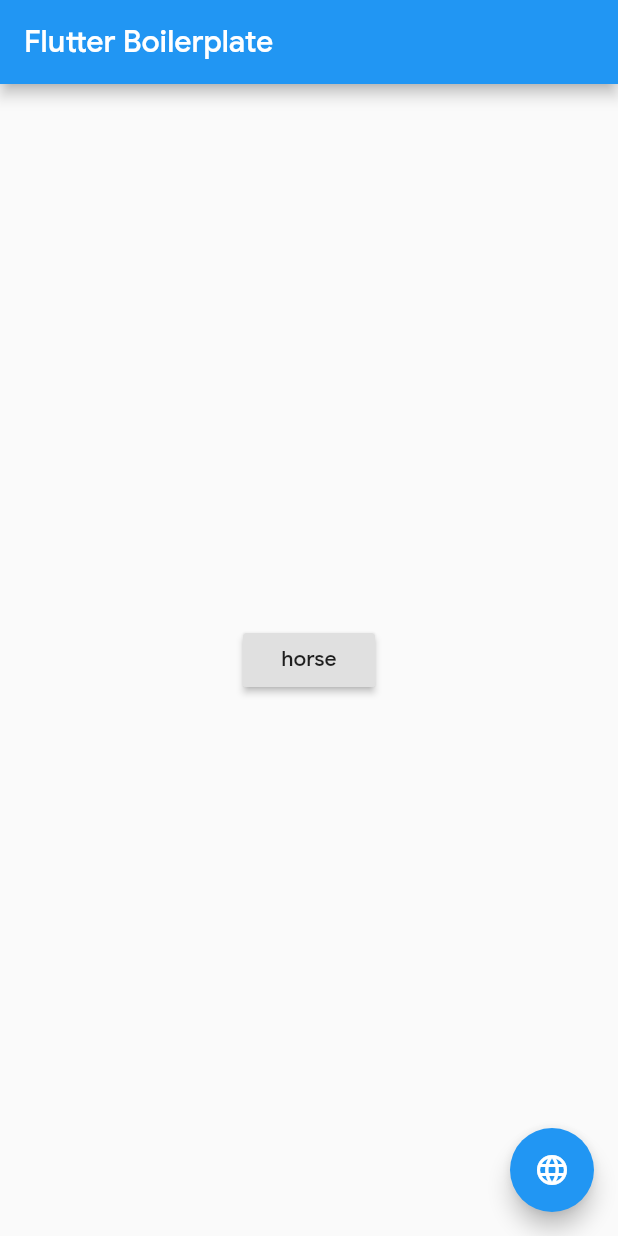
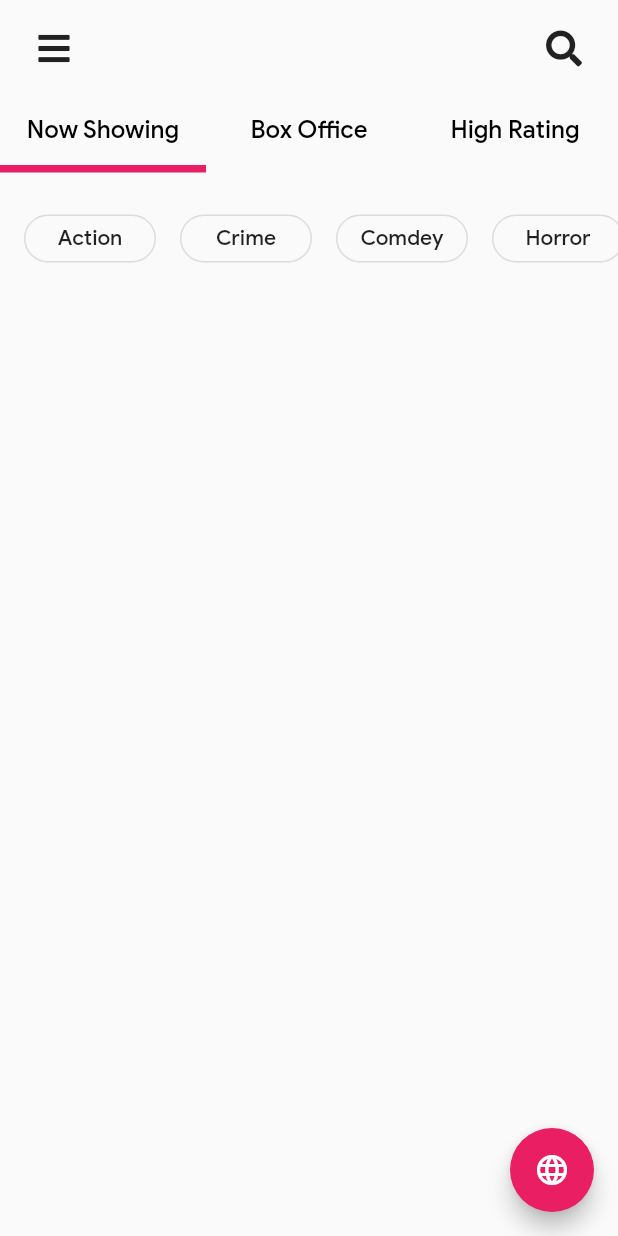
Before and after one commit to Chunlee17/flutter_movie_app, a Flutter app: the screen it shows after launch, on a phone screen of 412 x 824 dp. Run offline on Flutter 3.47's test engine with Material 2 defaults, Android fonts, the phone set to English and light mode, and no system bars; our stand-ins replace font_awesome_flutter.

Commit message:
first start

```diff
--- a/lib/constant/app_constant.dart
+++ b/lib/constant/app_constant.dart
@@ -1 +1,9 @@
-class AppConstant {}
+class AppConstant {
+  static final List<String> genres = [
+    "Action",
+    "Crime",
+    "Comdey",
+    "Horror",
+    "Thriller",
+  ];
+}
--- a/lib/main.dart
+++ b/lib/main.dart
@@ -11,7 +11,7 @@ class MyApp extends StatelessWidget {
     return MaterialApp(
       title: 'Flutter Movie App',
       theme: ThemeData(
-        primarySwatch: Colors.blue,
+        primarySwatch: Colors.pink,
         fontFamily: "GoogleSans",
       ),
       debugShowCheckedModeBanner: false,
--- a/lib/pages/home_page/home_page.dart
+++ b/lib/pages/home_page/home_page.dart
@@ -1,23 +1,42 @@
 import 'package:flutter/material.dart';
+import 'package:flutter_movie_app/constant/app_constant.dart';
+import 'package:flutter_movie_app/widgets/UI_helper.dart';
+import 'package:font_awesome_flutter/font_awesome_flutter.dart';
 
 class MyHomePage extends StatefulWidget {
   @override
   _MyHomePageState createState() => _MyHomePageState();
 }
 
-class _MyHomePageState extends State<MyHomePage> {
+class _MyHomePageState extends State<MyHomePage> with SingleTickerProviderStateMixin {
+  TabController tabController;
+  @override
+  void initState() {
+    tabController = TabController(vsync: this, length: 3);
+    super.initState();
+  }
+
   @override
   Widget build(BuildContext context) {
     return Scaffold(
-      appBar: AppBar(title: Text("Flutter Boilerplate")),
-      body: Center(
+      body: SafeArea(
         child: Column(
-          mainAxisAlignment: MainAxisAlignment.center,
+          mainAxisAlignment: MainAxisAlignment.start,
           children: <Widget>[
-            RaisedButton(
-              child: Text('horse'),
-              onPressed: () {},
+            buildAppBar(),
+            TabBar(
+              controller: tabController,
+              unselectedLabelColor: Colors.black,
+              labelColor: Colors.black,
+              indicatorWeight: 5.0,
+              tabs: <Widget>[
+                Tab(child: Text("Now Showing", style: TextStyle(fontSize: 16))),
+                Tab(child: Text("Box Office", style: TextStyle(fontSize: 16))),
+                Tab(child: Text("High Rating", style: TextStyle(fontSize: 16))),
+              ],
             ),
+            UIHelper.verticalSpace(24),
+            buildGenreList(),
           ],
         ),
       ),
@@ -27,4 +46,38 @@ class _MyHomePageState extends State<MyHomePage> {
       ),
     );
   }
+
+  Widget buildAppBar() {
+    return Container(
+      padding: const EdgeInsets.symmetric(horizontal: 12, vertical: 8),
+      child: Row(
+        mainAxisAlignment: MainAxisAlignment.spaceBetween,
+        children: <Widget>[
+          IconButton(icon: Icon(FontAwesomeIcons.bars), onPressed: () {}),
+          IconButton(icon: Icon(FontAwesomeIcons.search), onPressed: () {}),
+        ],
+      ),
+    );
+  }
+
+  Widget buildGenreList() {
+    return Container(
+      height: 40,
+      child: ListView.builder(
+        itemCount: AppConstant.genres.length,
+        scrollDirection: Axis.horizontal,
+        itemBuilder: (context, index) {
+          final genre = AppConstant.genres[index];
+          return Container(
+            margin: EdgeInsets.only(left: 16, top: 4, bottom: 4),
+            child: OutlineButton(
+              child: Text(genre),
+              shape: StadiumBorder(),
+              onPressed: () {},
+            ),
+          );
+        },
+      ),
+    );
+  }
 }
```
